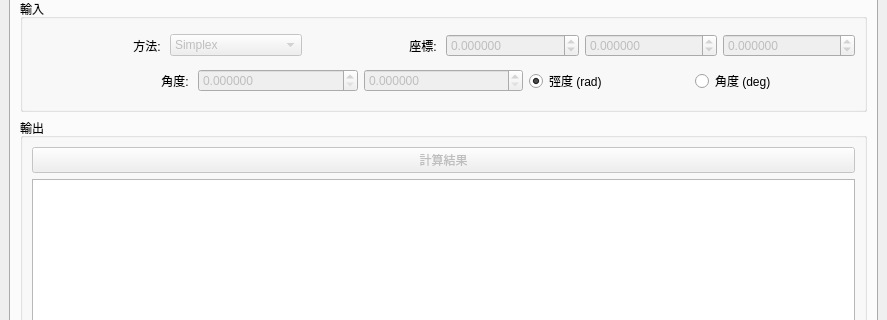
First picture: the form in pyside_files/ui/main_window.ui, repository CKAyano/robotck, before the edit; both pictures show x 0 to 887 and y 147 to 467 of the 887 by 852 pixel window.
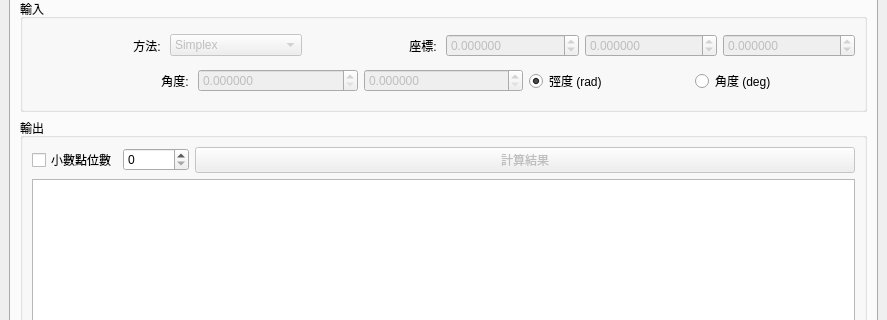
Second picture: the form after the edit. The open tabs and pages were chosen to show the change.

What changed in the file:
```diff
--- a/pyside_files/ui/main_window.ui
+++ b/pyside_files/ui/main_window.ui
@@ -361,8 +361,8 @@
             <property name="title">
              <string>輸出</string>
             </property>
-            <layout class="QVBoxLayout" name="verticalLayout_2">
-             <item>
+            <layout class="QGridLayout" name="gridLayout" columnstretch="1,1,10">
+             <item row="0" column="2">
               <widget class="QPushButton" name="pushButton_ik_result">
                <property name="enabled">
                 <bool>false</bool>
@@ -372,8 +372,18 @@
                </property>
               </widget>
              </item>
-             <item>
-              <widget class="QTextBrowser" name="textBrowser"/>
+             <item row="1" column="0" colspan="3">
+              <widget class="QTextBrowser" name="textBrowser_ik_result"/>
+             </item>
+             <item row="0" column="0">
+              <widget class="QCheckBox" name="checkBox_ik_round">
+               <property name="text">
+                <string>小數點位數</string>
+               </property>
+              </widget>
+             </item>
+             <item row="0" column="1">
+              <widget class="QSpinBox" name="spinBox_ik_round"/>
              </item>
             </layout>
            </widget>
```
